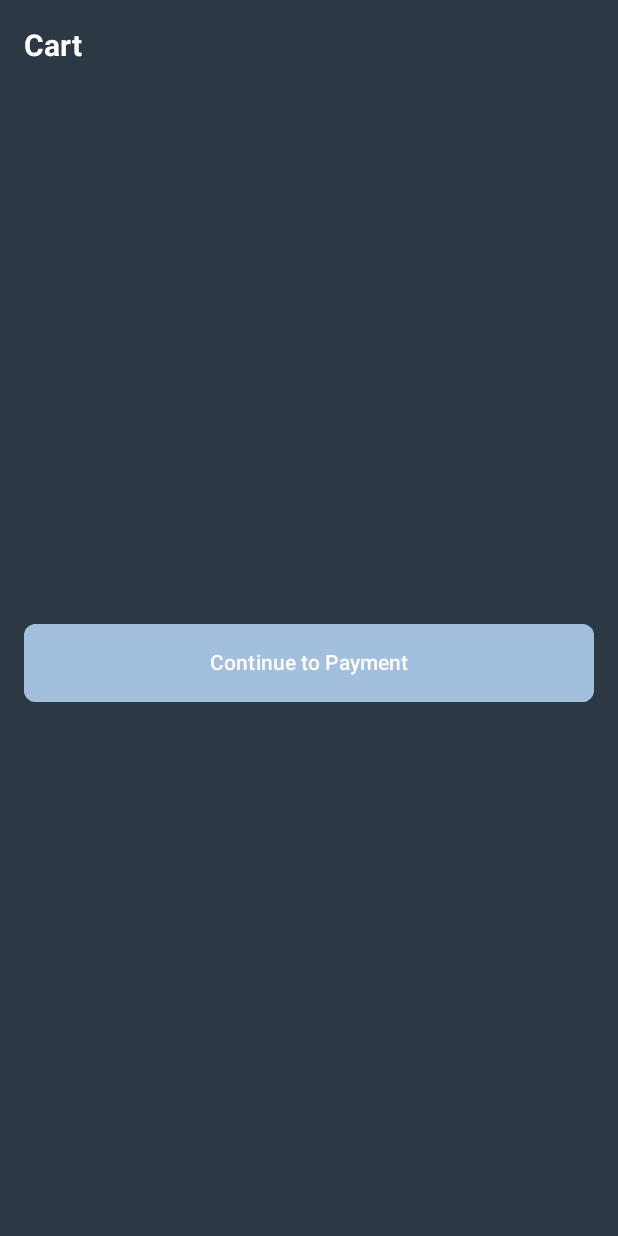
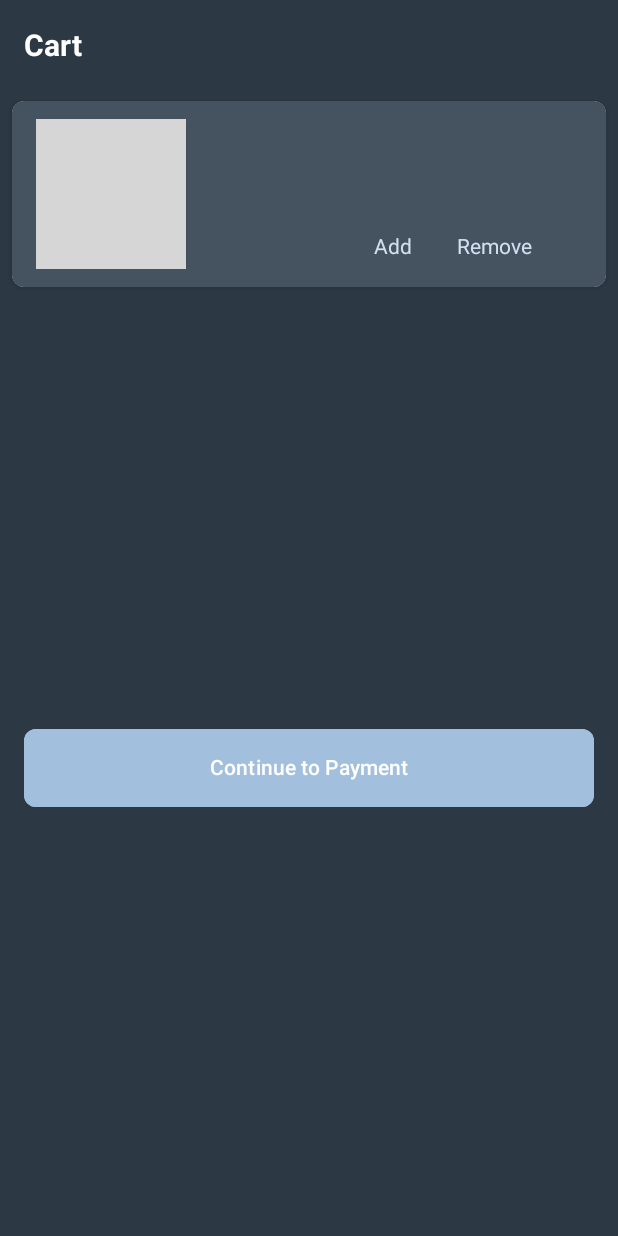
Before and after one commit to RifqiLukmansyah/GameSpace, an Android app: the CartActivity screen opened directly, with no data from a screen before it, on a phone screen of 412 x 824 dp. Run offline under Robolectric (Android 15) with nearby library versions, the light colour scheme and no system bars; pictures from the network do not load; grey boxes are pictures that could not be loaded.

Commit message:
Update Cart Feature

```diff
--- a/app/src/main/java/com/rifqi/gamespace/Presentation/CartActivity.kt
+++ b/app/src/main/java/com/rifqi/gamespace/Presentation/CartActivity.kt
@@ -5,17 +5,35 @@ import androidx.activity.enableEdgeToEdge
 import androidx.appcompat.app.AppCompatActivity
 import androidx.core.view.ViewCompat
 import androidx.core.view.WindowInsetsCompat
+import androidx.recyclerview.widget.LinearLayoutManager
 import com.rifqi.gamespace.R
+import com.rifqi.gamespace.adapter.CartAdapter
+import com.rifqi.gamespace.data.model.CartItem
+import com.rifqi.gamespace.databinding.ActivityCartBinding
+import com.rifqi.gamespace.databinding.ActivityMainBinding
 
 class CartActivity : AppCompatActivity() {
+    private lateinit var binding: ActivityCartBinding
+
     override fun onCreate(savedInstanceState: Bundle?) {
         super.onCreate(savedInstanceState)
-        enableEdgeToEdge()
-        setContentView(R.layout.activity_cart)
-        ViewCompat.setOnApplyWindowInsetsListener(findViewById(R.id.main)) { v, insets ->
-            val systemBars = insets.getInsets(WindowInsetsCompat.Type.systemBars())
-            v.setPadding(systemBars.left, systemBars.top, systemBars.right, systemBars.bottom)
-            insets
-        }
+        binding = ActivityCartBinding.inflate(layoutInflater)
+        setContentView(binding.root)
+
+        val gameName = intent.getStringExtra(EXTRA_NAME) ?: ""
+        val gamePrice = intent.getStringExtra(EXTRA_PRICE) ?: ""
+        val gamePosterImage = intent.getIntExtra(EXTRA_POSTER, 0)
+
+        val cartItems = listOf(CartItem(gameName, gamePrice, gamePosterImage))
+
+        val adapter = CartAdapter(cartItems)
+        binding.rvQuote.layoutManager = LinearLayoutManager(this)
+        binding.rvQuote.adapter = adapter
+    }
+
+    companion object {
+        const val EXTRA_NAME = "extra_name"
+        const val EXTRA_PRICE = "extra_price"
+        const val EXTRA_POSTER = "extra_poster"
     }
 }
--- a/app/src/main/java/com/rifqi/gamespace/Presentation/DetailActivity.kt
+++ b/app/src/main/java/com/rifqi/gamespace/Presentation/DetailActivity.kt
@@ -77,6 +77,16 @@ class DetailActivity : AppCompatActivity() {
                 finish()
             }, AnimationConstant.POP_ANIMATION)
         }
+        binding.btntocart.setOnClickListener {
+            it.popTap()
+            Handler(Looper.getMainLooper()).postDelayed({
+                val intent = Intent(this, CartActivity::class.java)
+                intent.putExtra(CartActivity.EXTRA_NAME, gameName)
+                intent.putExtra(CartActivity.EXTRA_PRICE, gamePrice.formatPriceThousand())
+                intent.putExtra(CartActivity.EXTRA_POSTER, gamePoster)
+                startActivity(intent)
+            }, AnimationConstant.POP_ANIMATION)
+        }
     }
 
     companion object {
--- /dev/null
+++ b/app/src/main/java/com/rifqi/gamespace/adapter/CartAdapter.kt
@@ -0,0 +1,34 @@
+package com.rifqi.gamespace.adapter
+
+import android.view.LayoutInflater
+import android.view.ViewGroup
+import androidx.recyclerview.widget.RecyclerView
+import com.bumptech.glide.Glide
+import com.bumptech.glide.request.RequestOptions
+import com.rifqi.gamespace.data.model.CartItem
+import com.rifqi.gamespace.databinding.ItemGameCartBinding
+
+class CartAdapter(private val cartItems: List<CartItem>) : RecyclerView.Adapter<CartAdapter.CartViewHolder>() {
+
+    inner class CartViewHolder(private val binding: ItemGameCartBinding) : RecyclerView.ViewHolder(binding.root) {
+        fun bind(cartItem: CartItem) {
+            binding.tvGameName.text = cartItem.name
+            binding.tvGamePrice.text = cartItem.price
+            Glide.with(binding.root)
+                .load(cartItem.posterImage)
+                .apply(RequestOptions())
+                .into(binding.imgProduct)
+        }
+    }
+
+    override fun onCreateViewHolder(parent: ViewGroup, viewType: Int): CartViewHolder {
+        val binding = ItemGameCartBinding.inflate(LayoutInflater.from(parent.context), parent, false)
+        return CartViewHolder(binding)
+    }
+
+    override fun onBindViewHolder(holder: CartViewHolder, position: Int) {
+        holder.bind(cartItems[position])
+    }
+
+    override fun getItemCount() = cartItems.size
+}
--- /dev/null
+++ b/app/src/main/java/com/rifqi/gamespace/data/model/CartItem.kt
@@ -0,0 +1,7 @@
+package com.rifqi.gamespace.data.model
+
+data class CartItem(
+    val name: String,
+    val price: String,
+    val posterImage: Int
+)
--- a/app/src/main/res/layout/item_game_cart.xml
+++ b/app/src/main/res/layout/item_game_cart.xml
@@ -37,7 +37,7 @@
         </androidx.cardview.widget.CardView>
 
         <TextView
-            android:id="@+id/tv_product_name"
+            android:id="@+id/tv_game_name"
             android:layout_width="wrap_content"
             android:layout_height="wrap_content"
             android:layout_marginStart="@dimen/dimen_12dp"
@@ -48,7 +48,7 @@
             tools:text="Product Name" />
 
         <TextView
-            android:id="@+id/tv_product_price"
+            android:id="@+id/tv_game_price"
             android:layout_width="wrap_content"
             android:layout_height="wrap_content"
             android:layout_marginStart="@dimen/dimen_12dp"
@@ -56,7 +56,7 @@
             android:textStyle="bold"
             android:layout_marginTop="@dimen/dimen_4dp"
             app:layout_constraintStart_toEndOf="@+id/cv_product_image"
-            app:layout_constraintTop_toBottomOf="@+id/tv_product_name"
+            app:layout_constraintTop_toBottomOf="@+id/tv_game_name"
             tools:text="Rp 300.000" />
         <TextView
             android:id="@+id/add"
@@ -64,11 +64,11 @@
             android:layout_height="wrap_content"
             android:layout_marginTop="32dp"
             android:maxLines="2"
-            android:layout_marginStart="150dp"
+            android:layout_marginStart="125dp"
             android:textColor="@color/item_back_ground_lightest"
             app:layout_constraintStart_toEndOf="@+id/cv_product_image"
-            app:layout_constraintTop_toBottomOf="@+id/tv_product_price"
-            tools:text="Add" />
+            app:layout_constraintTop_toBottomOf="@+id/tv_game_price"
+            android:text="@string/add"/>
 
         <TextView
             android:id="@+id/remove"
@@ -79,8 +79,8 @@
             android:layout_marginStart="30dp"
             android:textColor="@color/item_back_ground_lightest"
             app:layout_constraintStart_toEndOf="@+id/add"
-            app:layout_constraintTop_toBottomOf="@+id/tv_product_price"
-            tools:text="Remove" />
+            app:layout_constraintTop_toBottomOf="@+id/tv_game_price"
+            android:text="@string/remove"/>
 
 
 
--- a/app/src/main/res/values/strings.xml
+++ b/app/src/main/res/values/strings.xml
@@ -17,5 +17,6 @@
     <string name="remove">Remove</string>
     <string name="cart">Cart</string>
     <string name="continue_to_payment">Continue to Payment</string>
+    <string name="add">Add</string>
 
 </resources>
```
